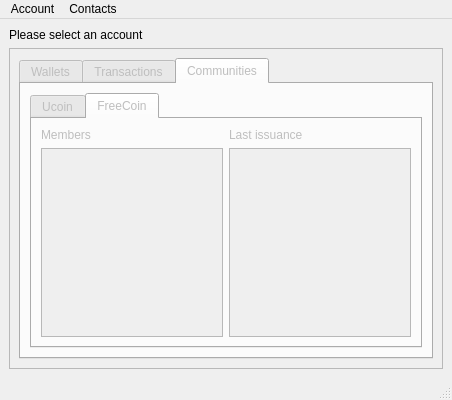
This is res/ui/mainwindow.ui in duniter/sakia as Qt 5 draws it before an edit. The edited form follows.
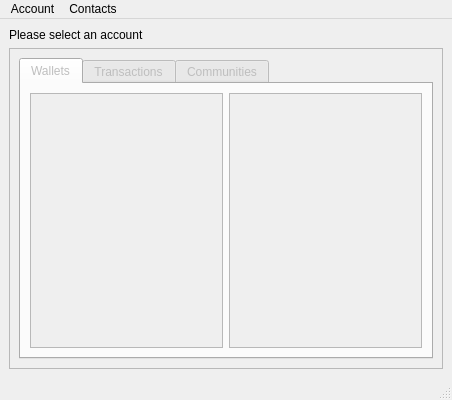
This is the edited form.

```diff
--- a/res/ui/mainwindow.ui
+++ b/res/ui/mainwindow.ui
@@ -37,7 +37,7 @@
           <bool>false</bool>
          </property>
          <property name="currentIndex">
-          <number>2</number>
+          <number>0</number>
          </property>
          <widget class="QWidget" name="walletsTab">
           <attribute name="title">
@@ -87,56 +87,16 @@
            </item>
           </layout>
          </widget>
-         <widget class="QWidget" name="communitiesTab">
+         <widget class="QWidget" name="communitiesWidget">
           <attribute name="title">
            <string>Communities</string>
           </attribute>
           <layout class="QHBoxLayout" name="horizontalLayout_4">
            <item>
-            <widget class="QTabWidget" name="tabWidget_2">
+            <widget class="QTabWidget" name="communitiesTab">
              <property name="currentIndex">
               <number>1</number>
              </property>
-             <widget class="QWidget" name="ucoinTab">
-              <attribute name="title">
-               <string>Ucoin</string>
-              </attribute>
-             </widget>
-             <widget class="QWidget" name="freecoinTab">
-              <attribute name="title">
-               <string>FreeCoin</string>
-              </attribute>
-              <layout class="QHBoxLayout" name="horizontalLayout_5">
-               <item>
-                <layout class="QVBoxLayout" name="verticalLayout_4">
-                 <item>
-                  <widget class="QLabel" name="label_3">
-                   <property name="text">
-                    <string>Members</string>
-                   </property>
-                  </widget>
-                 </item>
-                 <item>
-                  <widget class="QListView" name="communityMembers"/>
-                 </item>
-                </layout>
-               </item>
-               <item>
-                <layout class="QVBoxLayout" name="verticalLayout_5">
-                 <item>
-                  <widget class="QLabel" name="label_4">
-                   <property name="text">
-                    <string>Last issuance</string>
-                   </property>
-                  </widget>
-                 </item>
-                 <item>
-                  <widget class="QListView" name="communityIssuance"/>
-                 </item>
-                </layout>
-               </item>
-              </layout>
-             </widget>
             </widget>
            </item>
           </layout>
```
Left out of the diff: 4 changed lines with no effect on the pictures.
